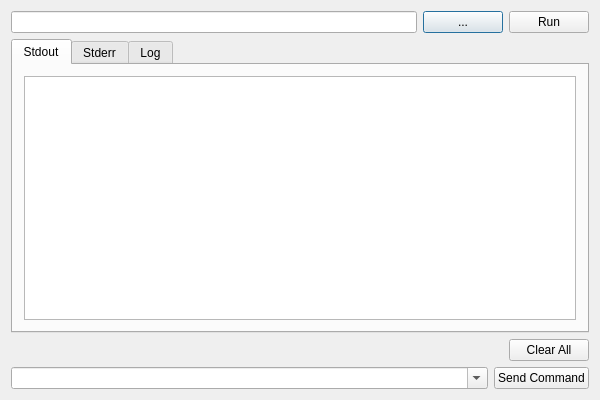
Above: testapps/ConsoleWrap/dialog.ui from lxyppc/lxyppc-serial before the change. Below: the same form after it.
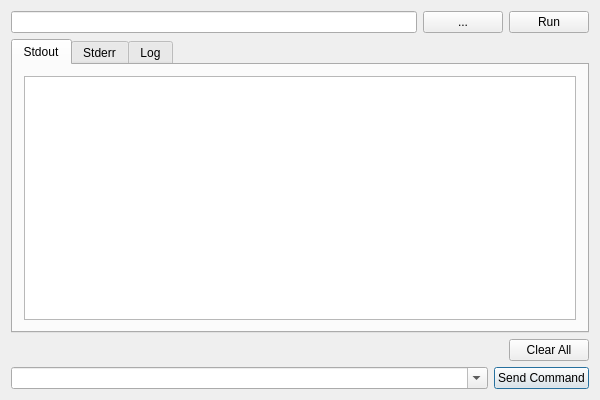
That is the form after the change.

Commit message: enhanced UI experience

```diff
--- a/testapps/ConsoleWrap/dialog.ui
+++ b/testapps/ConsoleWrap/dialog.ui
@@ -107,6 +107,12 @@
        <property name="text">
         <string>Send Command</string>
        </property>
+       <property name="autoDefault">
+        <bool>true</bool>
+       </property>
+       <property name="default">
+        <bool>true</bool>
+       </property>
       </widget>
      </item>
     </layout>
```
The commit also changes 1 other file.
